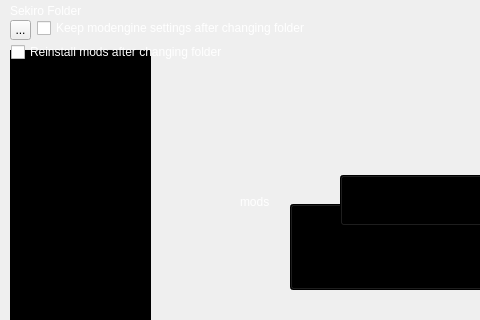
Old version of the form sekiro.ui in the repository george0815/Sekiro-Mod-Manager; both pictures show x 0 to 480 and y 0 to 320 of the 1280 by 742 pixel window.
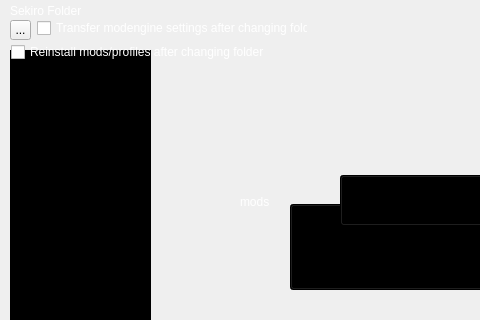
New version of the form. Icons and pictures are not drawn.

Commit message:
added option to reinstall mods and profiles after folder change
added option to reinstall mods and profiles after changing sekiro directory, also made it so removing a profile from the program, will also uninstall it from the sekiro directory

Diff of the .ui file:
```diff
--- a/sekiro.ui
+++ b/sekiro.ui
@@ -798,7 +798,7 @@
 QToolTip { color: #ffffff; background-color: #000000; border: 0px; }</string>
     </property>
     <property name="text">
-     <string>Keep modengine settings after changing folder</string>
+     <string>Transfer modengine settings after changing folder</string>
     </property>
    </widget>
    <widget class="QCheckBox" name="reinstallAfterDirChange">
@@ -819,7 +819,7 @@
 QToolTip { color: #ffffff; background-color: #000000; border: 0px; }</string>
     </property>
     <property name="text">
-     <string>Reinstall mods after changing folder</string>
+     <string>Reinstall mods/profiles after changing folder</string>
     </property>
    </widget>
    <zorder>label_2</zorder>
```
The commit also changes 2 other files.
